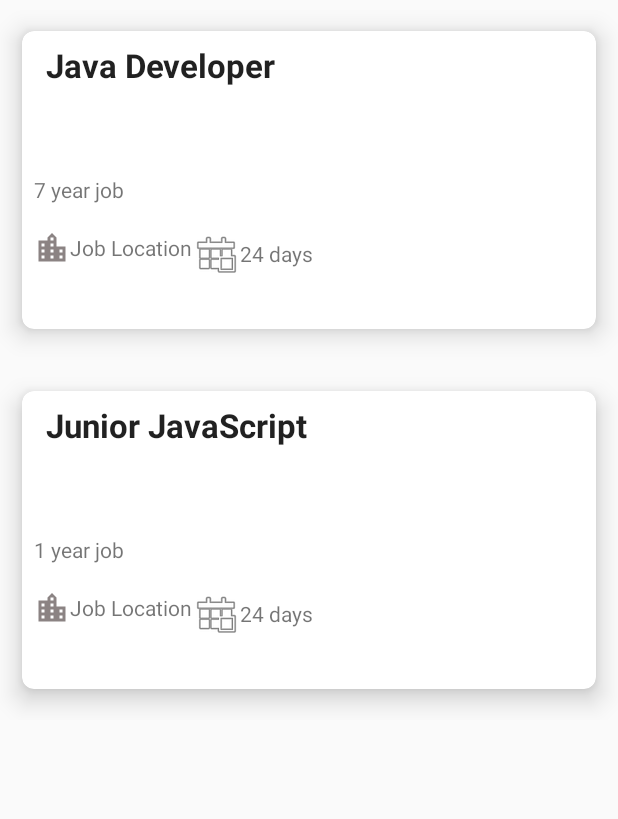
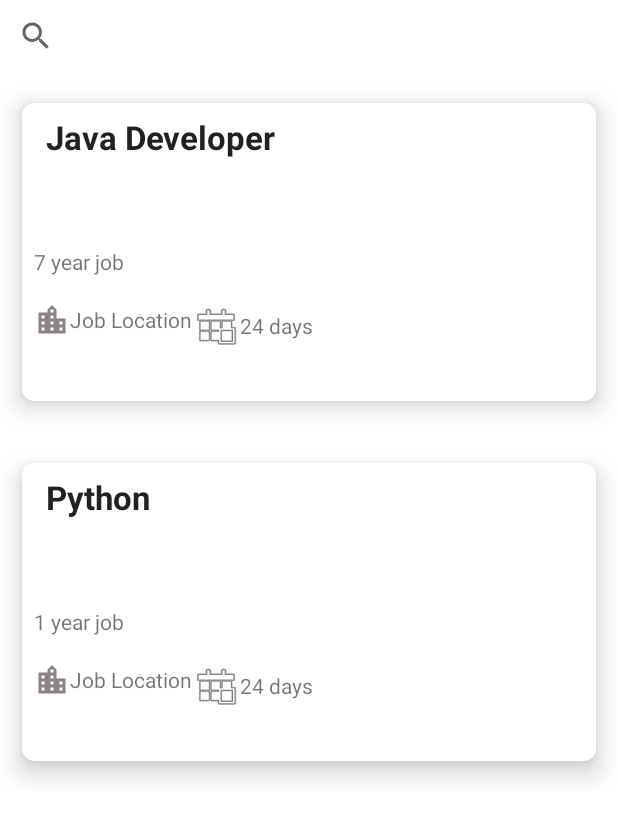
Before and after one commit to stainley/job-search-android, an Android app: the JobListActivity screen opened directly, with no data from a screen before it, on a phone screen of 412 x 824 dp. Shown: the top 819 px of the screen. Run offline under Robolectric (Android 15) with nearby library versions, the phone set to English and light mode, and no system bars.

Commit message:
search filter

```diff
--- a/app/src/main/java/ca/appolizer/AppolizerJobSearch/adapter/JobsAdapter.java
+++ b/app/src/main/java/ca/appolizer/AppolizerJobSearch/adapter/JobsAdapter.java
@@ -16,18 +16,23 @@ import androidx.recyclerview.widget.RecyclerView;
 import com.salapp.myapplication.R;
 
 import java.util.ArrayList;
+import java.util.List;
+import java.util.stream.Collectors;
 
 import ca.appolizer.AppolizerJobSearch.model.Job;
 import ca.appolizer.AppolizerJobSearch.view.jobs.JobDescriptionActivity;
 
 public class JobsAdapter extends RecyclerView.Adapter<JobsAdapter.ViewHolder> {
 
-    private final ArrayList<Job> jobs;
+    private List<Job> jobs;
+
+    private ArrayList<Job> arrayListJobs = new ArrayList<>();
     private final Context context;
 
     public JobsAdapter(ArrayList<Job> jobs, Context context) {
         this.jobs = jobs;
         this.context = context;
+        this.arrayListJobs.addAll(jobs);
     }
 
     @NonNull
@@ -60,6 +65,21 @@ public class JobsAdapter extends RecyclerView.Adapter<JobsAdapter.ViewHolder> {
         });
     }
 
+    public void filter(String text) {
+        text = text.toLowerCase();
+        jobs.clear();
+
+        if (text.length() == 0) {
+            jobs.addAll(arrayListJobs);
+        } else {
+            StringBuilder sb = new StringBuilder();
+            sb.append(text);
+            jobs = arrayListJobs.stream().filter(job -> job.getTitle().toLowerCase().contains(sb))
+                    .collect(Collectors.toList());
+        }
+        notifyDataSetChanged();
+    }
+
     @Override
     public int getItemCount() {
         return this.jobs.size();
--- a/app/src/main/java/ca/appolizer/AppolizerJobSearch/view/jobs/JobListActivity.java
+++ b/app/src/main/java/ca/appolizer/AppolizerJobSearch/view/jobs/JobListActivity.java
@@ -1,6 +1,9 @@
 package ca.appolizer.AppolizerJobSearch.view.jobs;
 
+import androidx.appcompat.app.ActionBar;
 import androidx.appcompat.app.AppCompatActivity;
+import androidx.appcompat.widget.SearchView;
+import androidx.appcompat.widget.Toolbar;
 import androidx.recyclerview.widget.LinearLayoutManager;
 import androidx.recyclerview.widget.RecyclerView;
 
@@ -8,25 +11,38 @@ import android.content.Intent;
 import android.os.Bundle;
 import android.util.Log;
 
+import com.google.android.material.appbar.CollapsingToolbarLayout;
 import com.salapp.myapplication.R;
+import com.salapp.myapplication.databinding.ActivityJobListBinding;
+import com.salapp.myapplication.databinding.ActivityJobPostedBinding;
 
 import java.util.ArrayList;
 
 import ca.appolizer.AppolizerJobSearch.adapter.JobsAdapter;
 import ca.appolizer.AppolizerJobSearch.model.Job;
 
-public class JobListActivity extends AppCompatActivity {
+public class JobListActivity extends AppCompatActivity implements SearchView.OnQueryTextListener {
+
+    private SearchView jobSearchView;
+
+    private RecyclerView recyclerViewJobList;
+
+    private JobsAdapter jobsAdapter;
 
     @Override
     protected void onCreate(Bundle savedInstanceState) {
         super.onCreate(savedInstanceState);
         setContentView(R.layout.activity_job_list);
 
-        RecyclerView recyclerViewJobList = findViewById(R.id.recyclerViewJob);
+
+        recyclerViewJobList = findViewById(R.id.recyclerViewJob);
         ArrayList<Job> jobs = new ArrayList<>();
         jobs.add(new Job("Java Developer", "7 year job"));
-        jobs.add(new Job("Junior JavaScript", "1 year job"));
-        JobsAdapter jobsAdapter = new JobsAdapter(jobs, getApplicationContext());
+        jobs.add(new Job("Python", "1 year job"));
+        jobsAdapter = new JobsAdapter(jobs, getApplicationContext());
+
+        jobSearchView = findViewById(R.id.jobSearch);
+        jobSearchView.setOnQueryTextListener(this);
 
         recyclerViewJobList.setHasFixedSize(true);
         recyclerViewJobList.setLayoutManager(new LinearLayoutManager(this));
@@ -37,4 +53,16 @@ public class JobListActivity extends AppCompatActivity {
 
         //startActivity(jobDescriptionIntent, bundle);
     }
+
+    @Override
+    public boolean onQueryTextSubmit(String query) {
+        return false;
+    }
+
+    @Override
+    public boolean onQueryTextChange(String newText) {
+        String search = newText;
+        jobsAdapter.filter(newText);
+        return false;
+    }
 }
--- a/app/src/main/res/layout/activity_job_list.xml
+++ b/app/src/main/res/layout/activity_job_list.xml
@@ -6,6 +6,13 @@
     android:layout_height="match_parent"
     android:orientation="vertical"
     tools:context="ca.appolizer.AppolizerJobSearch.view.jobs.JobListActivity">
+
+    <androidx.appcompat.widget.SearchView
+        android:id="@+id/jobSearch"
+        android:layout_width="match_parent"
+        android:layout_height="wrap_content">
+        <requestFocus />
+    </androidx.appcompat.widget.SearchView>
 
     <androidx.recyclerview.widget.RecyclerView
         android:id="@+id/recyclerViewJob"
--- a/app/src/main/res/values/styles.xml
+++ b/app/src/main/res/values/styles.xml
@@ -1,10 +1,10 @@
 <?xml version="1.0" encoding="utf-8"?>
 <resources>
 
-    <style name="IndeedSignInBlue" parent="Theme.AppCompat.Light">
-        <item name="windowActionBar">false</item>
+    <style name="IndeedSignInBlue" parent="Theme.MaterialComponents.DayNight.DarkActionBar">
+        <item name="windowActionBar">true</item>
         <item name="windowNoTitle">true</item>
-        <item name="android:windowFullscreen">true</item>
+        <item name="android:windowFullscreen">false</item>
         <item name="backgroundColor">@drawable/button_shape</item>
     </style>
 </resources>
```
Also changed, not shown: app/src/main/AndroidManifest.xml (+5 -2 lines), app/src/main/java/ca/appolizer/AppolizerJobSearch/view/jobs/JobDescriptionActivity.java (+7 -8 lines).
